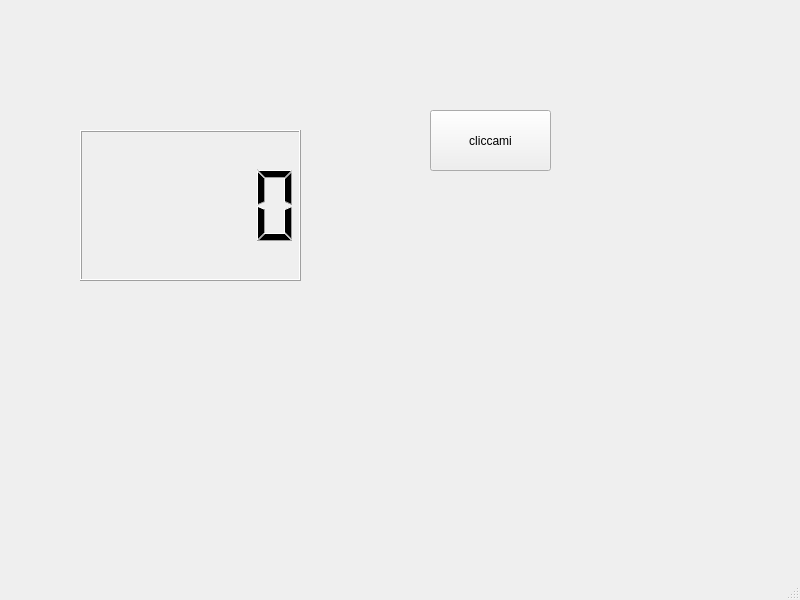
RiccardoPanzeri/Qt_First_Project_shopping_cart, file mainwindow.ui: the form before one commit.
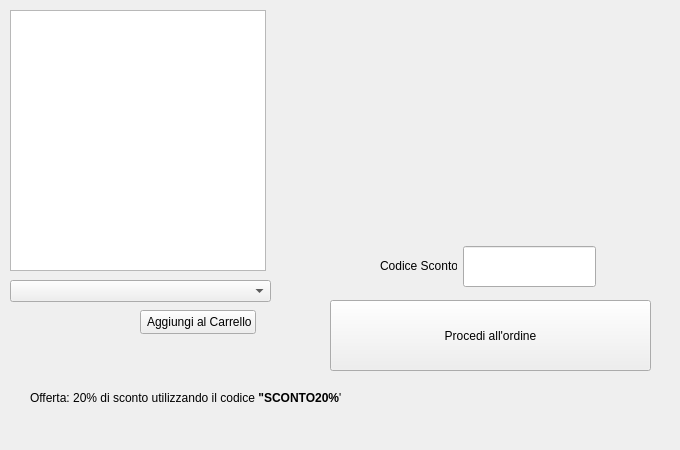
The form after the commit.

Diff of the .ui file:
```diff
--- a/mainwindow.ui
+++ b/mainwindow.ui
@@ -6,36 +6,162 @@
    <rect>
     <x>0</x>
     <y>0</y>
-    <width>800</width>
-    <height>600</height>
+    <width>680</width>
+    <height>450</height>
    </rect>
   </property>
+  <property name="minimumSize">
+   <size>
+    <width>680</width>
+    <height>450</height>
+   </size>
+  </property>
+  <property name="maximumSize">
+   <size>
+    <width>680</width>
+    <height>450</height>
+   </size>
+  </property>
   <property name="windowTitle">
    <string>MainWindow</string>
   </property>
   <widget class="QWidget" name="centralwidget">
-   <widget class="QPushButton" name="pushButton">
+   <widget class="QListWidget" name="listWidgetCarrello">
     <property name="geometry">
      <rect>
-      <x>430</x>
-      <y>110</y>
-      <width>121</width>
-      <height>61</height>
+      <x>10</x>
+      <y>10</y>
+      <width>256</width>
+      <height>261</height>
      </rect>
     </property>
+    <property name="sizePolicy">
+     <sizepolicy hsizetype="Fixed" vsizetype="Preferred">
+      <horstretch>0</horstretch>
+      <verstretch>0</verstretch>
+     </sizepolicy>
+    </property>
+   </widget>
+   <widget class="QLineEdit" name="line_codice">
+    <property name="geometry">
+     <rect>
+      <x>463</x>
+      <y>246</y>
+      <width>133</width>
+      <height>41</height>
+     </rect>
+    </property>
+    <property name="sizePolicy">
+     <sizepolicy hsizetype="Minimum" vsizetype="Preferred">
+      <horstretch>0</horstretch>
+      <verstretch>0</verstretch>
+     </sizepolicy>
+    </property>
+   </widget>
+   <widget class="QLabel" name="label_sconto">
+    <property name="geometry">
+     <rect>
+      <x>380</x>
+      <y>250</y>
+      <width>77</width>
+      <height>31</height>
+     </rect>
+    </property>
+    <property name="sizePolicy">
+     <sizepolicy hsizetype="Fixed" vsizetype="Preferred">
+      <horstretch>0</horstretch>
+      <verstretch>0</verstretch>
+     </sizepolicy>
+    </property>
     <property name="text">
-     <string>cliccami</string>
+     <string>Codice Sconto</string>
     </property>
    </widget>
-   <widget class="QLCDNumber" name="lcdNumber">
+   <widget class="QPushButton" name="pushButton_aggiungi">
     <property name="geometry">
      <rect>
-      <x>80</x>
-      <y>130</y>
+      <x>140</x>
+      <y>310</y>
+      <width>116</width>
+      <height>24</height>
+     </rect>
+    </property>
+    <property name="sizePolicy">
+     <sizepolicy hsizetype="Fixed" vsizetype="Fixed">
+      <horstretch>0</horstretch>
+      <verstretch>0</verstretch>
+     </sizepolicy>
+    </property>
+    <property name="text">
+     <string> Aggiungi al Carrello</string>
+    </property>
+   </widget>
+   <widget class="QComboBox" name="comboBoxProdotti">
+    <property name="geometry">
+     <rect>
+      <x>10</x>
+      <y>280</y>
+      <width>261</width>
+      <height>22</height>
+     </rect>
+    </property>
+    <property name="sizePolicy">
+     <sizepolicy hsizetype="Preferred" vsizetype="Fixed">
+      <horstretch>0</horstretch>
+      <verstretch>0</verstretch>
+     </sizepolicy>
+    </property>
+   </widget>
+   <widget class="QLabel" name="label_2">
+    <property name="geometry">
+     <rect>
+      <x>30</x>
+      <y>390</y>
+      <width>311</width>
+      <height>16</height>
+     </rect>
+    </property>
+    <property name="text">
+     <string>Offerta: 20% di sconto utilizzando il codice &lt;b&gt;&quot;SCONTO20%&lt;/b&gt;&quot;</string>
+    </property>
+   </widget>
+   <widget class="QPushButton" name="pushButton_procedi">
+    <property name="geometry">
+     <rect>
+      <x>330</x>
+      <y>300</y>
+      <width>321</width>
+      <height>71</height>
+     </rect>
+    </property>
+    <property name="sizePolicy">
+     <sizepolicy hsizetype="Preferred" vsizetype="Fixed">
+      <horstretch>0</horstretch>
+      <verstretch>0</verstretch>
+     </sizepolicy>
+    </property>
+    <property name="text">
+     <string>Procedi all'ordine</string>
+    </property>
+   </widget>
+   <widget class="QLabel" name="label2_immagine">
+    <property name="geometry">
+     <rect>
+      <x>370</x>
+      <y>20</y>
       <width>221</width>
-      <height>151</height>
+      <height>181</height>
      </rect>
     </property>
+    <property name="sizePolicy">
+     <sizepolicy hsizetype="Preferred" vsizetype="Preferred">
+      <horstretch>0</horstretch>
+      <verstretch>0</verstretch>
+     </sizepolicy>
+    </property>
+    <property name="text">
+     <string/>
+    </property>
    </widget>
   </widget>
   <widget class="QMenuBar" name="menubar">
@@ -48,7 +174,6 @@
     </rect>
    </property>
   </widget>
-  <widget class="QStatusBar" name="statusbar"/>
  </widget>
  <resources/>
  <connections/>
```
Left out of the diff: 5 changed lines with no effect on the pictures.
